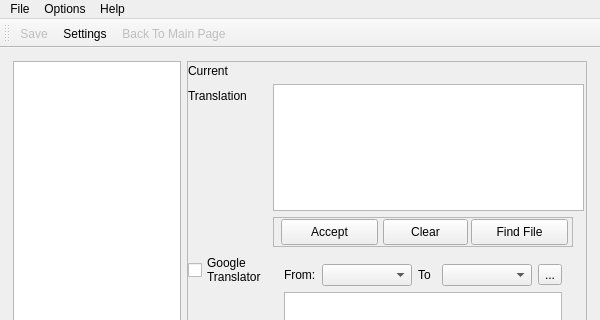
This is ui/qi38ntranslator.ui in pussbb/Qi38nTranslator as Qt 5 draws it before an edit; both pictures show x 0 to 600 and y 0 to 320 of the 600 by 601 pixel window. The edited form follows.
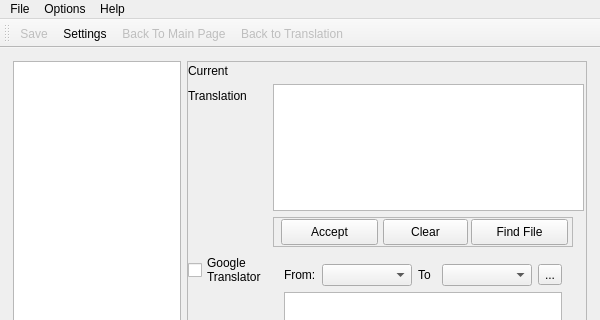
This is the edited form. The open tabs and pages were chosen to show the change. Icons and pictures are not drawn.

What changed in the file:
```diff
--- a/ui/qi38ntranslator.ui
+++ b/ui/qi38ntranslator.ui
@@ -547,6 +547,7 @@
    <addaction name="actionSave"/>
    <addaction name="actionSettings"/>
    <addaction name="actionBackToMainPage"/>
+   <addaction name="actionBack_to_Translation"/>
   </widget>
   <action name="actionAbout">
    <property name="icon">
@@ -609,6 +610,23 @@
     <string>Remove Project</string>
    </property>
   </action>
+  <action name="actionOpen_File">
+   <property name="text">
+    <string>Open File</string>
+   </property>
+  </action>
+  <action name="actionBack_to_Translation">
+   <property name="enabled">
+    <bool>false</bool>
+   </property>
+   <property name="icon">
+    <iconset resource="../res/qi38tr.qrc">
+     <normaloff>:/main/main/next.png</normaloff>:/main/main/next.png</iconset>
+   </property>
+   <property name="text">
+    <string>Back to Translation</string>
+   </property>
+  </action>
  </widget>
  <layoutdefault spacing="6" margin="11"/>
  <resources>
```
Left out of the diff: 5 changed lines with no effect on the pictures.
